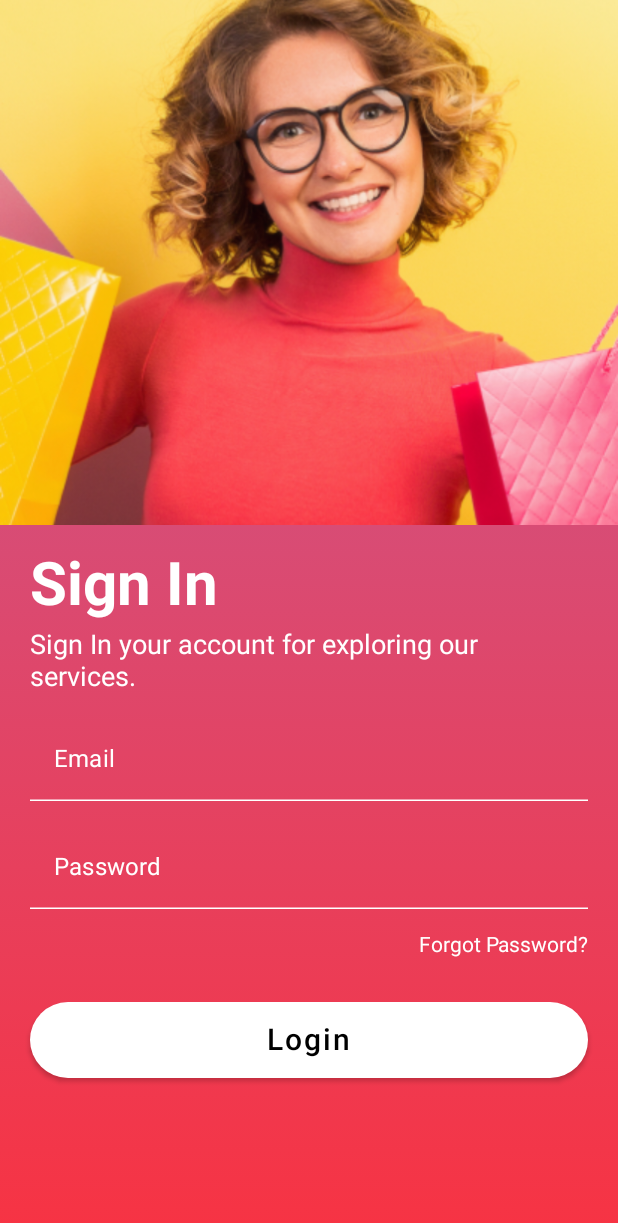
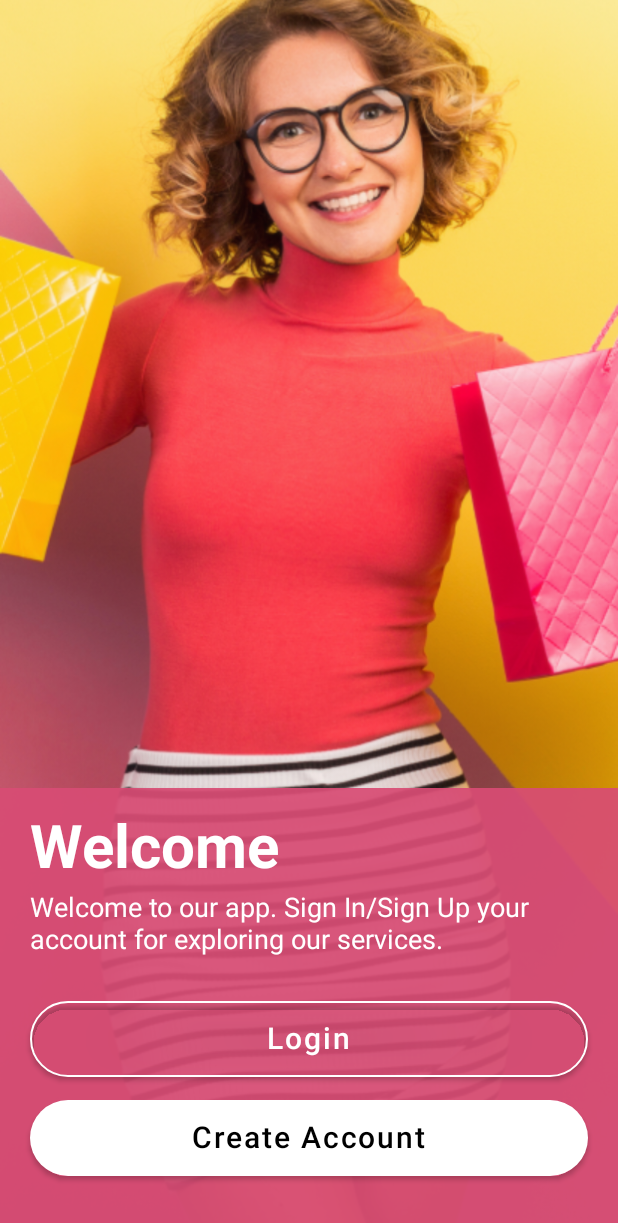
Before and after one commit to JahidHasanCO/Firebase-Auth-Jetpack-Compose, an Android app built with Jetpack Compose: the @Preview function WelcomeScreenPreview, on a phone screen of 412 x 824 dp. Shown: the top 1223 px of the screen. Run offline under Robolectric (Android 15) with nearby library versions, the phone set to English and light mode, and no system bars; our stand-ins replace constraintlayout-compose.

Commit message:
update WelcomeScreen.kt

```diff
--- a/app/build.gradle
+++ b/app/build.gradle
@@ -5,12 +5,12 @@ plugins {
 
 android {
     namespace 'dev.jahidhasanco.firebaseauth'
-    compileSdk 32
+    compileSdk 33
 
     defaultConfig {
         applicationId "dev.jahidhasanco.firebaseauth"
         minSdk 21
-        targetSdk 32
+        targetSdk 33
         versionCode 1
         versionName "1.0"
 
@@ -60,4 +60,6 @@ dependencies {
     androidTestImplementation "androidx.compose.ui:ui-test-junit4:$compose_ui_version"
     debugImplementation "androidx.compose.ui:ui-tooling:$compose_ui_version"
     debugImplementation "androidx.compose.ui:ui-test-manifest:$compose_ui_version"
+
+    implementation "androidx.constraintlayout:constraintlayout-compose:1.0.1"
 }
--- a/app/src/main/java/dev/jahidhasanco/firebaseauth/presentation/screen/WelcomeScreen.kt
+++ b/app/src/main/java/dev/jahidhasanco/firebaseauth/presentation/screen/WelcomeScreen.kt
@@ -1,62 +1,71 @@
 package dev.jahidhasanco.firebaseauth.presentation.screen
 
+import androidx.compose.foundation.BorderStroke
 import androidx.compose.foundation.Image
 import androidx.compose.foundation.background
 import androidx.compose.foundation.layout.*
 import androidx.compose.foundation.shape.RoundedCornerShape
-import androidx.compose.foundation.text.KeyboardOptions
-import androidx.compose.material.*
+import androidx.compose.material.Button
+import androidx.compose.material.ButtonDefaults
+import androidx.compose.material.MaterialTheme
+import androidx.compose.material.Text
 import androidx.compose.runtime.Composable
-import androidx.compose.runtime.mutableStateOf
-import androidx.compose.runtime.remember
 import androidx.compose.ui.Modifier
-import androidx.compose.ui.graphics.Brush
 import androidx.compose.ui.graphics.Color
 import androidx.compose.ui.layout.ContentScale
 import androidx.compose.ui.res.painterResource
 import androidx.compose.ui.text.font.FontWeight
-import androidx.compose.ui.text.input.KeyboardType
 import androidx.compose.ui.text.style.TextAlign
 import androidx.compose.ui.tooling.preview.Preview
 import androidx.compose.ui.unit.dp
 import androidx.compose.ui.unit.sp
+import androidx.constraintlayout.compose.ConstraintLayout
 import dev.jahidhasanco.firebaseauth.R
-import dev.jahidhasanco.firebaseauth.ui.theme.primaryColor
-import dev.jahidhasanco.firebaseauth.ui.theme.secondaryColor
+import dev.jahidhasanco.firebaseauth.ui.theme.primaryColorAlpha
+
 
 @Composable
 fun WelcomeScreen() {
-    val email = remember { mutableStateOf("") }
-    val password = remember { mutableStateOf("") }
+
+    ConstraintLayout(modifier = Modifier.fillMaxSize()) {
+
+        val (image, container) = createRefs()
 
         Image(
             painter = painterResource(id = R.drawable.girl_pic_1),
             contentDescription = "Girl pic",
             modifier = Modifier
-            .fillMaxSize(),
-        contentScale = ContentScale.Crop
+                .fillMaxSize()
+                .constrainAs(image) {
+                    top.linkTo(parent.top)
+                    bottom.linkTo(parent.bottom)
+                    start.linkTo(parent.start)
+                    end.linkTo(parent.end)
+                },
+            contentScale = ContentScale.Crop,
 
             )
-
         Box(
             modifier = Modifier
-            .fillMaxSize()
-            .padding(top = 350.dp)
+                .fillMaxWidth()
+                .constrainAs(container) {
+                    bottom.linkTo(parent.bottom)
+                    start.linkTo(parent.start)
+                    end.linkTo(parent.end)
+                }
                 .background(
-                brush = Brush.verticalGradient(
-                    colors = listOf(
-                        primaryColor,
-                        secondaryColor
+                    color = primaryColorAlpha
                 )
-                )
-            )
+
         ) {
             Column(
-            modifier = Modifier.fillMaxSize()
+                modifier = Modifier
+                    .fillMaxWidth()
+
             ) {
 
                 Text(
-                text = "Sign In", modifier = Modifier
+                    text = "Welcome", modifier = Modifier
                         .fillMaxWidth()
                         .padding(top = 16.dp, start = 20.dp, end = 20.dp),
                     color = Color.White,
@@ -66,7 +75,8 @@ fun WelcomeScreen() {
                 )
 
                 Text(
-                text = "Sign In your account for exploring our services.", modifier = Modifier
+                    text = "Welcome to our app. Sign In/Sign Up your account for exploring our services.",
+                    modifier = Modifier
                         .fillMaxWidth()
                         .padding(top = 6.dp, start = 20.dp, end = 20.dp),
                     color = Color.White,
@@ -75,54 +85,6 @@ fun WelcomeScreen() {
                     textAlign = TextAlign.Start
                 )
 
-            TextField(
-                value = email.value,
-                onValueChange = {
-                    email.value = it
-                }, modifier = Modifier
-                    .fillMaxWidth()
-                    .padding(start = 20.dp, end = 20.dp, top = 16.dp),
-                label = { Text(text = "Email", color = Color.White) },
-                textStyle = MaterialTheme.typography.body1,
-                singleLine = true,
-                keyboardOptions = KeyboardOptions(keyboardType = KeyboardType.Email),
-                colors = TextFieldDefaults.textFieldColors(
-                    backgroundColor = Color.Transparent,
-                    focusedIndicatorColor = Color.White,
-                    unfocusedIndicatorColor = Color.White,
-                    disabledIndicatorColor = Color.White,
-                    textColor = Color.White
-                )
-            )
-
-            TextField(
-                value = password.value,
-                onValueChange = {
-                    password.value = it
-                }, modifier = Modifier
-                    .fillMaxWidth()
-                    .padding(start = 20.dp, end = 20.dp, top = 16.dp),
-                label = { Text(text = "Password", color = Color.White) },
-                textStyle = MaterialTheme.typography.body1,
-                singleLine = true,
-                keyboardOptions = KeyboardOptions(keyboardType = KeyboardType.Password),
-                colors = TextFieldDefaults.textFieldColors(
-                    backgroundColor = Color.Transparent,
-                    focusedIndicatorColor = Color.White,
-                    unfocusedIndicatorColor = Color.White,
-                    disabledIndicatorColor = Color.White,
-                    textColor = Color.White
-                )
-            )
-
-            Text(
-                text = "Forgot Password?",
-                modifier = Modifier
-                    .fillMaxWidth()
-                    .padding(top = 16.dp, start = 20.dp, end = 20.dp),
-                textAlign = TextAlign.End,
-                color = Color.White,
-            )
 
                 Button(
                     onClick = {
@@ -133,19 +95,46 @@ fun WelcomeScreen() {
                         .padding(start = 20.dp, end = 20.dp, top = 30.dp),
                     shape = RoundedCornerShape(50.dp),
                     colors = ButtonDefaults.buttonColors(
+                        backgroundColor = Color.Transparent,
+                        contentColor = Color.White
+                    ),
+                    border = BorderStroke(1.dp, Color.White)
+
+                ) {
+                    Text(
+                        text = "Login", modifier = Modifier.padding(5.dp),
+                        fontSize = MaterialTheme.typography.h6.fontSize,
+                        color = Color.White
+                    )
+                }
+
+
+                Button(
+                    onClick = {
+
+                    },
+                    modifier = Modifier
+                        .fillMaxWidth()
+                        .padding(start = 20.dp, end = 20.dp, top = 15.dp),
+                    shape = RoundedCornerShape(50.dp),
+                    colors = ButtonDefaults.buttonColors(
                         backgroundColor = Color.White,
                         contentColor = Color.Black
                     )
                 ) {
                     Text(
-                    text = "Login", modifier = Modifier.padding(5.dp),
+                        text = "Create Account", modifier = Modifier.padding(5.dp),
                         fontSize = MaterialTheme.typography.h6.fontSize,
                         color = Color.Black
                     )
                 }
 
+                Spacer(modifier = Modifier.height(40.dp))
+
             }
         }
+    }
+
 }
 
 @Preview(showBackground = true)
--- a/app/src/main/java/dev/jahidhasanco/firebaseauth/ui/theme/Color.kt
+++ b/app/src/main/java/dev/jahidhasanco/firebaseauth/ui/theme/Color.kt
@@ -7,6 +7,6 @@ val Purple500 = Color(0xFF6200EE)
 val Purple700 = Color(0xFF3700B3)
 val Teal200 = Color(0xFF03DAC5)
 
-val primaryColorAlpha = Color(0xCCD84C75)
+val primaryColorAlpha = Color(0xEBD84C75)
 val primaryColor = Color(0xFFD84C75)
 val secondaryColor = Color(0xFFF73343)
--- a/build.gradle
+++ b/build.gradle
@@ -7,4 +7,14 @@ plugins {
     id 'com.android.application' version '7.3.1' apply false
     id 'com.android.library' version '7.3.1' apply false
     id 'org.jetbrains.kotlin.android' version '1.6.10' apply false
+    id "org.sonarqube" version "3.5.0.2730"
+
 }
+
+sonarqube {
+    properties {
+        property "sonar.projectKey", "JahidHasanCO_Firebase-Auth-Jetpack-Compose"
+        property "sonar.organization", "jahidhasanco"
+        property "sonar.host.url", "https://sonarcloud.io"
+    }
+}
```
Also changed, not shown: app/src/main/java/dev/jahidhasanco/firebaseauth/presentation/activity/MainActivity.kt (+3 -13 lines), 1 other file. Lines whose indentation alone changed are shown as unchanged.
